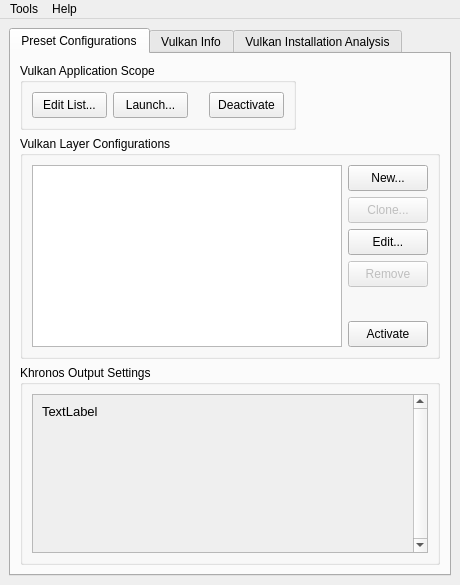
Before: the Qt Designer form vkconfig/mainwindow.ui in LunarG/VulkanTools, drawn with Qt 5.
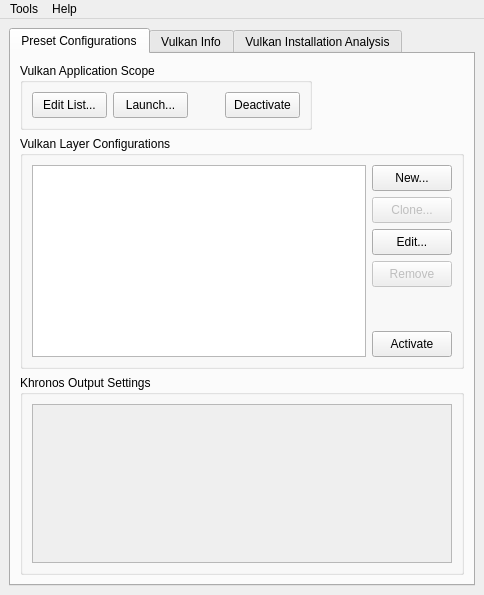
After: the same form once the commit is applied. Icons and pictures are not drawn.

Diff of the .ui file:
```diff
--- a/vkconfig/mainwindow.ui
+++ b/vkconfig/mainwindow.ui
@@ -6,8 +6,8 @@
    <rect>
     <x>0</x>
     <y>0</y>
-    <width>460</width>
-    <height>585</height>
+    <width>484</width>
+    <height>595</height>
    </rect>
   </property>
   <property name="minimumSize">
@@ -261,42 +261,27 @@
            <item>
             <widget class="QScrollArea" name="scrollArea">
              <property name="verticalScrollBarPolicy">
-              <enum>Qt::ScrollBarAlwaysOn</enum>
+              <enum>Qt::ScrollBarAsNeeded</enum>
+             </property>
+             <property name="sizeAdjustPolicy">
+              <enum>QAbstractScrollArea::AdjustToContents</enum>
              </property>
              <property name="widgetResizable">
               <bool>true</bool>
              </property>
+             <property name="alignment">
+              <set>Qt::AlignLeading|Qt::AlignLeft|Qt::AlignVCenter</set>
+             </property>
              <widget class="QWidget" name="scrollAreaWidgetContents">
               <property name="geometry">
                <rect>
                 <x>0</x>
                 <y>0</y>
-                <width>379</width>
-                <height>166</height>
+                <width>420</width>
+                <height>176</height>
                </rect>
               </property>
-              <layout class="QHBoxLayout" name="horizontalLayout_3">
-               <item>
-                <widget class="QLabel" name="labelGetStarted">
-                 <property name="font">
-                  <font>
-                   <pointsize>10</pointsize>
-                   <weight>50</weight>
-                   <bold>false</bold>
-                  </font>
-                 </property>
-                 <property name="text">
-                  <string>TextLabel</string>
-                 </property>
-                 <property name="alignment">
-                  <set>Qt::AlignLeading|Qt::AlignLeft|Qt::AlignTop</set>
-                 </property>
-                 <property name="wordWrap">
-                  <bool>true</bool>
-                 </property>
-                </widget>
-               </item>
-              </layout>
+              <layout class="QHBoxLayout" name="horizontalLayout_3"/>
              </widget>
             </widget>
            </item>
@@ -324,7 +309,7 @@
     <rect>
      <x>0</x>
      <y>0</y>
-     <width>460</width>
+     <width>484</width>
      <height>21</height>
     </rect>
    </property>
```
Left out of the diff: 9 changed lines with no effect on the pictures.
